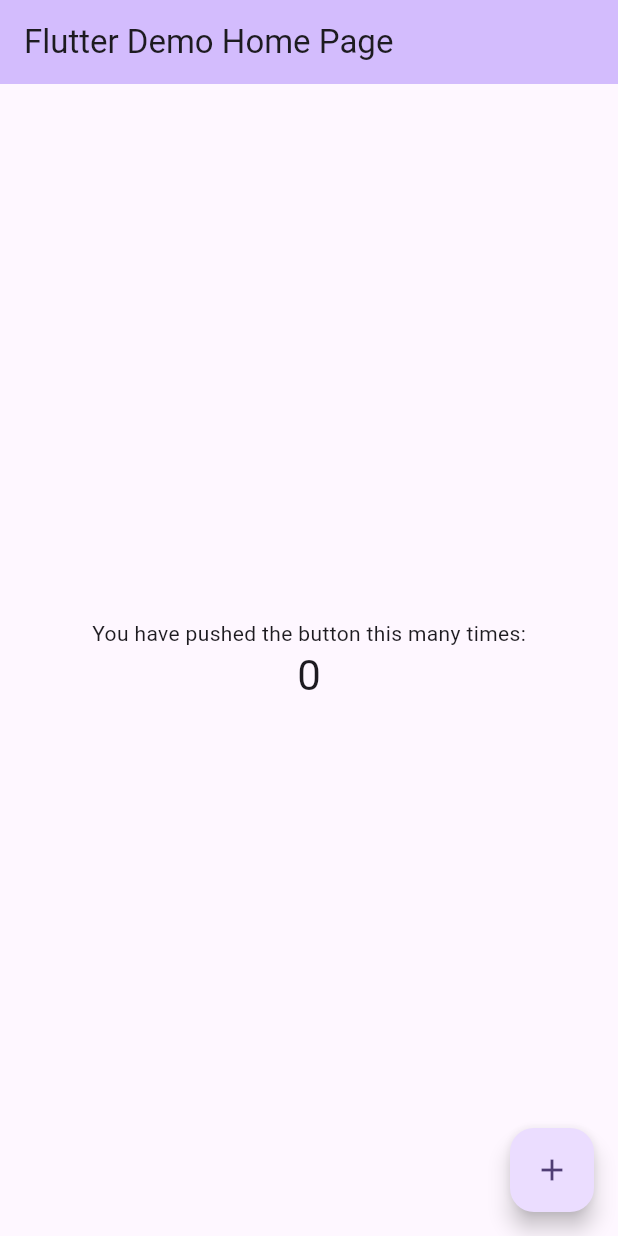
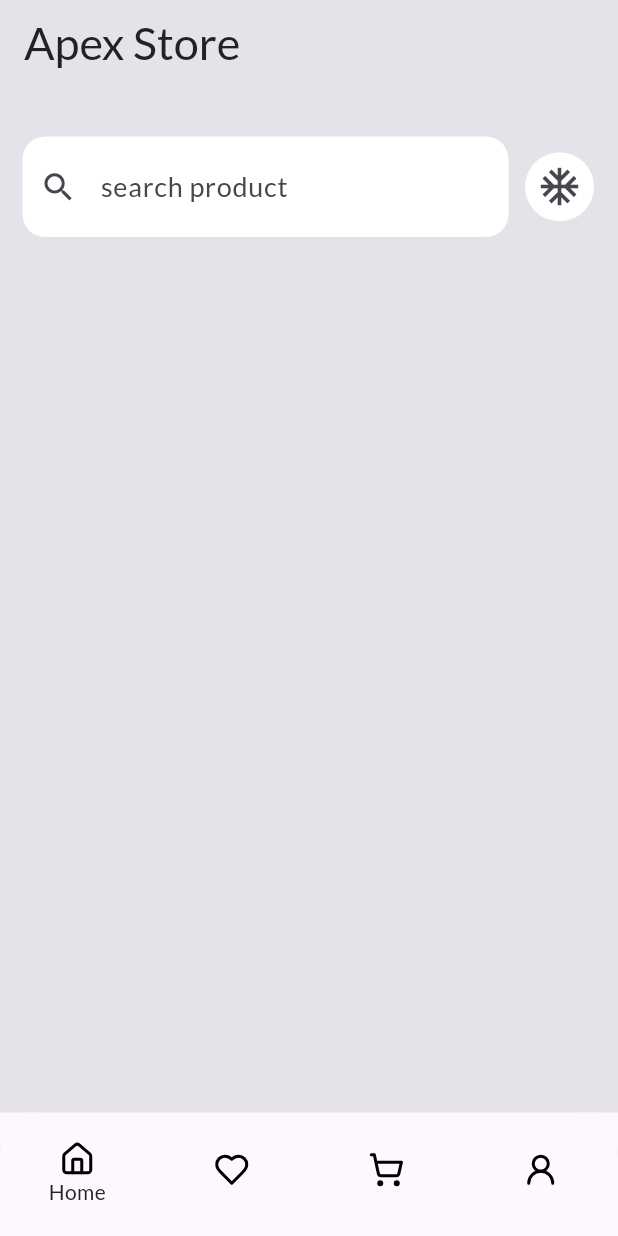
Before and after one commit to THARINDUnirmal/apex-store, a Flutter app: the screen it shows after launch, on a phone screen of 412 x 824 dp. Run offline on Flutter 3.47's test engine with Material 3 defaults, Android fonts, the phone set to English and light mode, and no system bars; our stand-ins replace flutter_svg, go_router, google_fonts.

Commit message:
Bottom Navigation Bar implement

```diff
--- a/lib/main.dart
+++ b/lib/main.dart
@@ -1,4 +1,6 @@
+import 'package:apex_store/routers/app_routers.dart';
 import 'package:flutter/material.dart';
+import 'package:google_fonts/google_fonts.dart';
 
 void main() {
   runApp(const MyApp());
@@ -7,119 +9,12 @@
 class MyApp extends StatelessWidget {
   const MyApp({super.key});
 
-  // This widget is the root of your application.
   @override
   Widget build(BuildContext context) {
-    return MaterialApp(
-      title: 'Flutter Demo',
-      theme: ThemeData(
-        // This is the theme of your application.
-        //
-        // TRY THIS: Try running your application with "flutter run". You'll see
-        // the application has a purple toolbar. Then, without quitting the app,
-        // try changing the seedColor in the colorScheme below to Colors.green
-        // and then invoke "hot reload" (save your changes or press the "hot
-        // reload" button in a Flutter-supported IDE, or press "r" if you used
-        // the command line to start the app).
-        //
-        // Notice that the counter didn't reset back to zero; the application
-        // state is not lost during the reload. To reset the state, use hot
-        // restart instead.
-        //
-        // This works for code too, not just values: Most code changes can be
-        // tested with just a hot reload.
-        colorScheme: ColorScheme.fromSeed(seedColor: Colors.deepPurple),
-        useMaterial3: true,
-      ),
-      home: const MyHomePage(title: 'Flutter Demo Home Page'),
+    return MaterialApp.router(
+      debugShowCheckedModeBanner: false,
+      theme: ThemeData(fontFamily: GoogleFonts.lato().fontFamily),
+      routerConfig: AppRouters.routers,
     );
   }
 }
-
-class MyHomePage extends StatefulWidget {
-  const MyHomePage({super.key, required this.title});
-
-  // This widget is the home page of your application. It is stateful, meaning
-  // that it has a State object (defined below) that contains fields that affect
-  // how it looks.
-
-  // This class is the configuration for the state. It holds the values (in this
-  // case the title) provided by the parent (in this case the App widget) and
-  // used by the build method of the State. Fields in a Widget subclass are
-  // always marked "final".
-
-  final String title;
-
-  @override
-  State<MyHomePage> createState() => _MyHomePageState();
-}
-
-class _MyHomePageState extends State<MyHomePage> {
-  int _counter = 0;
-
-  void _incrementCounter() {
-    setState(() {
-      // This call to setState tells the Flutter framework that something has
-      // changed in this State, which causes it to rerun the build method below
-      // so that the display can reflect the updated values. If we changed
-      // _counter without calling setState(), then the build method would not be
-      // called again, and so nothing would appear to happen.
-      _counter++;
-    });
-  }
-
-  @override
-  Widget build(BuildContext context) {
-    // This method is rerun every time setState is called, for instance as done
-    // by the _incrementCounter method above.
-    //
-    // The Flutter framework has been optimized to make rerunning build methods
-    // fast, so that you can just rebuild anything that needs updating rather
-    // than having to individually change instances of widgets.
-    return Scaffold(
-      appBar: AppBar(
-        // TRY THIS: Try changing the color here to a specific color (to
-        // Colors.amber, perhaps?) and trigger a hot reload to see the AppBar
-        // change color while the other colors stay the same.
-        backgroundColor: Theme.of(context).colorScheme.inversePrimary,
-        // Here we take the value from the MyHomePage object that was created by
-        // the App.build method, and use it to set our appbar title.
-        title: Text(widget.title),
-      ),
-      body: Center(
-        // Center is a layout widget. It takes a single child and positions it
-        // in the middle of the parent.
-        child: Column(
-          // Column is also a layout widget. It takes a list of children and
-          // arranges them vertically. By default, it sizes itself to fit its
-          // children horizontally, and tries to be as tall as its parent.
-          //
-          // Column has various properties to control how it sizes itself and
-          // how it positions its children. Here we use mainAxisAlignment to
-          // center the children vertically; the main axis here is the vertical
-          // axis because Columns are vertical (the cross axis would be
-          // horizontal).
-          //
-          // TRY THIS: Invoke "debug painting" (choose the "Toggle Debug Paint"
-          // action in the IDE, or press "p" in the console), to see the
-          // wireframe for each widget.
-          mainAxisAlignment: MainAxisAlignment.center,
-          children: <Widget>[
-            const Text(
-              'You have pushed the button this many times:',
-            ),
-            Text(
-              '$_counter',
-              style: Theme.of(context).textTheme.headlineMedium,
-            ),
-          ],
-        ),
-      ),
-      floatingActionButton: FloatingActionButton(
-        onPressed: _incrementCounter,
-        tooltip: 'Increment',
-        child: const Icon(Icons.add),
-      ), // This trailing comma makes auto-formatting nicer for build methods.
-    );
-  }
-}
--- /dev/null
+++ b/lib/routers/app_routers.dart
@@ -0,0 +1,16 @@
+import 'package:apex_store/screens/main_screen.dart';
+import 'package:go_router/go_router.dart';
+
+class AppRouters {
+  static GoRouter routers = GoRouter(
+    initialLocation: "/",
+    routes: [
+      GoRoute(
+        path: "/",
+        builder: (context, state) {
+          return const MainScreen();
+        },
+      )
+    ],
+  );
+}
--- /dev/null
+++ b/lib/screens/main_screen.dart
@@ -0,0 +1,83 @@
+import 'package:apex_store/screens/main_screens/cart_screen.dart';
+import 'package:apex_store/screens/main_screens/favourite_screen.dart';
+import 'package:apex_store/screens/main_screens/home_screen.dart';
+import 'package:apex_store/screens/main_screens/profile_screen.dart';
+import 'package:apex_store/utils/colors.dart';
+import 'package:flutter/material.dart';
+import 'package:flutter_svg/flutter_svg.dart';
+
+class MainScreen extends StatefulWidget {
+  const MainScreen({super.key});
+
+  @override
+  State<MainScreen> createState() => _MainScreenState();
+}
+
+class _MainScreenState extends State<MainScreen> {
+  int _selecterdIndex = 0;
+
+  final List<Widget> _mainPages = const [
+    HomeScreen(),
+    FavouriteScreen(),
+    CartScreen(),
+    ProfileScreen(),
+  ];
+  @override
+  Widget build(BuildContext context) {
+    return Scaffold(
+      bottomNavigationBar: SizedBox(
+        height: MediaQuery.of(context).size.height * 0.1,
+        child: ClipRRect(
+          borderRadius: const BorderRadius.only(
+            topLeft: Radius.circular(30),
+            topRight: Radius.circular(30),
+          ),
+          child: BottomNavigationBar(
+            currentIndex: _selecterdIndex,
+            onTap: (index) {
+              setState(() {
+                _selecterdIndex = index;
+              });
+            },
+            items: [
+              BottomNavigationBarItem(
+                icon: SvgPicture.asset(
+                  "assets/icons/house.svg",
+                  semanticsLabel: "Home-svg",
+                ),
+                label: "Home",
+              ),
+              BottomNavigationBarItem(
+                icon: SvgPicture.asset(
+                  "assets/icons/heart.svg",
+                  semanticsLabel: "heart-svg",
+                ),
+                label: "Favourite",
+              ),
+              BottomNavigationBarItem(
+                icon: SvgPicture.asset(
+                  "assets/icons/shopping-cart.svg",
+                  semanticsLabel: "shopping-cart-svg",
+                ),
+                label: "Cart",
+              ),
+              BottomNavigationBarItem(
+                icon: SvgPicture.asset(
+                  "assets/icons/user-round.svg",
+                  semanticsLabel: "user-svg",
+                ),
+                label: "Profile",
+              ),
+            ],
+            selectedItemColor: AppColors.appBlackColor,
+            unselectedItemColor: AppColors.appGreyColor,
+            type: BottomNavigationBarType.fixed,
+            showSelectedLabels: true,
+            showUnselectedLabels: false,
+          ),
+        ),
+      ),
+      body: _mainPages[_selecterdIndex],
+    );
+  }
+}
--- /dev/null
+++ b/lib/screens/main_screens/cart_screen.dart
@@ -0,0 +1,14 @@
+import 'package:flutter/material.dart';
+
+class CartScreen extends StatelessWidget {
+  const CartScreen({super.key});
+
+  @override
+  Widget build(BuildContext context) {
+    return Scaffold(
+      appBar: AppBar(
+        title: Text("Cart Page"),
+      ),
+    );
+  }
+}
--- /dev/null
+++ b/lib/screens/main_screens/favourite_screen.dart
@@ -0,0 +1,14 @@
+import 'package:flutter/material.dart';
+
+class FavouriteScreen extends StatelessWidget {
+  const FavouriteScreen({super.key});
+
+  @override
+  Widget build(BuildContext context) {
+    return Scaffold(
+      appBar: AppBar(
+        title: Text("Favourite Page"),
+      ),
+    );
+  }
+}
--- /dev/null
+++ b/lib/screens/main_screens/home_screen.dart
@@ -0,0 +1,72 @@
+import 'package:apex_store/utils/app_text_styels.dart';
+import 'package:apex_store/utils/colors.dart';
+import 'package:flutter/material.dart';
+
+class HomeScreen extends StatelessWidget {
+  const HomeScreen({super.key});
+
+  @override
+  Widget build(BuildContext context) {
+    return Scaffold(
+      backgroundColor: AppColors.appBackgroundColor,
+      appBar: AppBar(
+        title: Text(
+          "Apex Store",
+          style: AppTextStyels.mainTopicStyles,
+        ),
+        backgroundColor: AppColors.appBackgroundColor,
+      ),
+      body: Padding(
+        padding: const EdgeInsets.all(15),
+        child: Column(
+          children: [
+            const SizedBox(
+              height: 20,
+            ),
+            Row(
+              children: [
+                Expanded(
+                  child: TextField(
+                    style: const TextStyle(fontSize: 18),
+                    decoration: InputDecoration(
+                      contentPadding: const EdgeInsets.symmetric(
+                        horizontal: 10,
+                        vertical: 20,
+                      ),
+                      prefixIcon: const Icon(
+                        Icons.search,
+                        size: 25,
+                      ),
+                      hintText: "search product",
+                      border: OutlineInputBorder(
+                        borderRadius: BorderRadius.circular(15),
+                        borderSide: BorderSide.none,
+                      ),
+                      filled: true,
+                      fillColor: AppColors.appWhiteColor,
+                    ),
+                  ),
+                ),
+                const SizedBox(
+                  width: 10,
+                ),
+                IconButton(
+                  style: const ButtonStyle(
+                    backgroundColor: WidgetStatePropertyAll(
+                      AppColors.appWhiteColor,
+                    ),
+                  ),
+                  onPressed: () {},
+                  icon: const Icon(
+                    Icons.ac_unit_outlined,
+                    size: 30,
+                  ),
+                )
+              ],
+            )
+          ],
+        ),
+      ),
+    );
+  }
+}
--- /dev/null
+++ b/lib/screens/main_screens/profile_screen.dart
@@ -0,0 +1,14 @@
+import 'package:flutter/material.dart';
+
+class ProfileScreen extends StatelessWidget {
+  const ProfileScreen({super.key});
+
+  @override
+  Widget build(BuildContext context) {
+    return Scaffold(
+      appBar: AppBar(
+        title: Text("Profile Page"),
+      ),
+    );
+  }
+}
--- /dev/null
+++ b/lib/utils/app_text_styels.dart
@@ -0,0 +1,22 @@
+import 'package:apex_store/utils/colors.dart';
+import 'package:flutter/material.dart';
+
+class AppTextStyels {
+  static TextStyle mainTopicStyles = const TextStyle(
+    fontSize: 30,
+    color: AppColors.appBlackColor,
+    fontWeight: FontWeight.w500,
+  );
+
+  static TextStyle subTopicStyles = const TextStyle(
+    fontSize: 20,
+    color: AppColors.appBlackColor,
+    fontWeight: FontWeight.normal,
+  );
+
+  static TextStyle bodyTopicStyles = const TextStyle(
+    fontSize: 18,
+    color: AppColors.appBlackColor,
+    fontWeight: FontWeight.normal,
+  );
+}
--- /dev/null
+++ b/lib/utils/colors.dart
@@ -0,0 +1,8 @@
+import 'package:flutter/material.dart';
+
+class AppColors {
+  static const Color appWhiteColor = Color(0xffffffff);
+  static const Color appBlackColor = Color(0xff222222);
+  static const Color appGreyColor = Color(0xffaeaeae);
+  static const Color appBackgroundColor = Color(0xffe5e2e9);
+}
```
Also changed, not shown: pubspec.yaml (+5 -3 lines), assets/icons/heart.svg (added), assets/icons/house.svg (added), assets/icons/shopping-cart.svg (added), assets/icons/user-round.svg (added), pubspec.lock, 3 other files.
